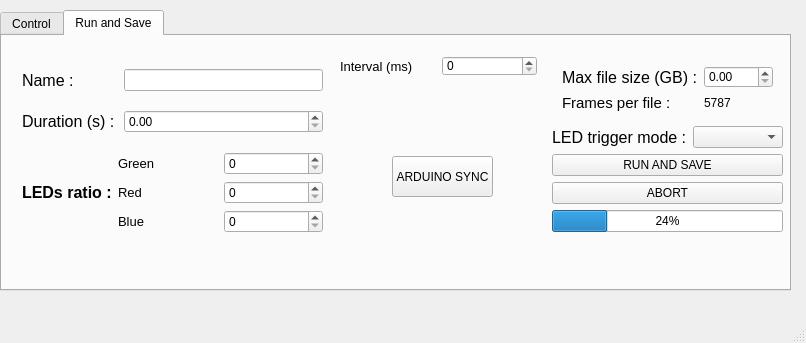
Above: isoi_window.ui from JohnstonLab/OMMI before the change. Below: the same form after it.
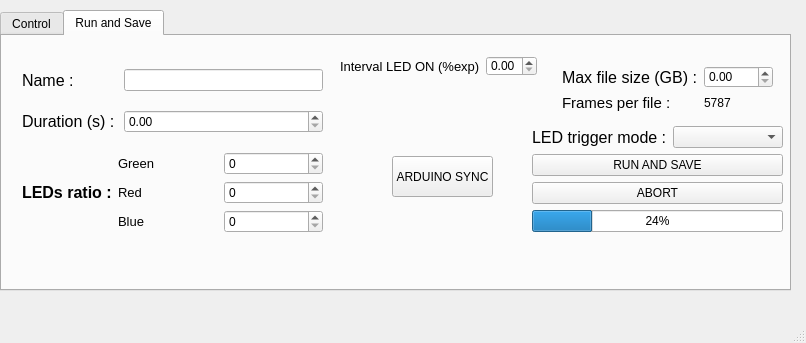
That is the form after the change. The open tabs and pages were chosen to show the change.

Patch:
```diff
--- a/isoi_window.ui
+++ b/isoi_window.ui
@@ -512,7 +512,7 @@
        <rect>
         <x>338</x>
         <y>20</y>
-        <width>96</width>
+        <width>141</width>
         <height>20</height>
        </rect>
       </property>
@@ -522,15 +522,15 @@
        </font>
       </property>
       <property name="text">
-       <string>Interval (ms)</string>
+       <string>Interval LED ON (%exp)</string>
       </property>
      </widget>
-     <widget class="QSpinBox" name="intervalMs">
+     <widget class="QDoubleSpinBox" name="expRatio">
       <property name="geometry">
        <rect>
-        <x>440</x>
+        <x>484</x>
         <y>20</y>
-        <width>95</width>
+        <width>51</width>
         <height>20</height>
        </rect>
       </property>
@@ -538,9 +538,9 @@
      <widget class="QWidget" name="layoutWidget">
       <property name="geometry">
        <rect>
-        <x>550</x>
+        <x>530</x>
         <y>90</y>
-        <width>231</width>
+        <width>251</width>
         <height>109</height>
        </rect>
       </property>
```
Left out of the diff: 13 changed lines with no effect on the pictures.
